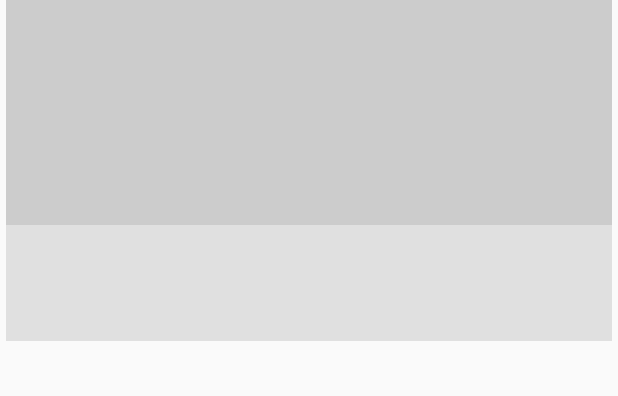
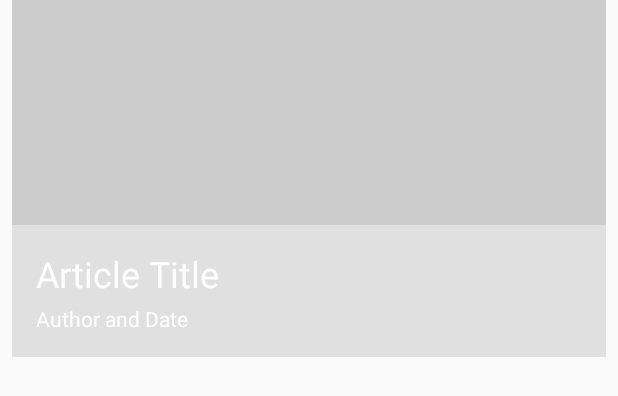
Before and after one commit to tachyonlabs/Grow-With-Google-Udacity-Android-Developer-Nanodegree-XYZ-Reader, an Android app: the layout list_item_article.xml on its own in the app's theme, with its tools: preview values and no code run, on a phone screen of 412 x 824 dp. Shown: the top 396 px of the screen. Run offline under Robolectric (Android 15) with nearby library versions, the phone set to English and light mode, and no system bars.

```diff
--- a/app/src/main/res/layout/list_item_article.xml
+++ b/app/src/main/res/layout/list_item_article.xml
@@ -1,14 +1,14 @@
 <?xml version="1.0" encoding="utf-8"?>
 <LinearLayout
         xmlns:android="http://schemas.android.com/apk/res/android"
+        xmlns:tools="http://schemas.android.com/tools"
         android:layout_width="match_parent"
         android:layout_height="wrap_content"
-        android:layout_marginLeft="4dp"
-        android:layout_marginRight="4dp"
-        android:layout_marginBottom="8dp"
+        android:layout_marginLeft="8dp"
+        android:layout_marginRight="8dp"
+        android:layout_marginBottom="16dp"
         android:orientation="vertical">
 
-    <!--suppress AndroidLintContentDescription -->
     <ImageView
             android:id="@+id/thumbnail"
             android:layout_width="match_parent"
@@ -17,22 +17,24 @@
             android:background="@color/photo_placeholder"/>
 
     <LinearLayout
-            xmlns:android="http://schemas.android.com/apk/res/android"
+            android:id="@+id/ll_list_item_text_background"
             android:layout_width="match_parent"
             android:layout_height="wrap_content"
             android:background="@color/ltgray"
             android:orientation="vertical">
+
         <TextView
                 android:id="@+id/article_title"
-            style="@style/TextAppearance.AppCompat.Subhead"
+                style="@style/TextAppearance.AppCompat.Headline"
                 android:layout_width="match_parent"
                 android:layout_height="wrap_content"
                 android:paddingLeft="16dp"
                 android:paddingTop="16dp"
                 android:paddingRight="16dp"
                 android:paddingBottom="4dp"
-            android:textColor="@color/ltgray"
+                android:textColor="@android:color/white"
                 android:ellipsize="end"
+                tools:text="Article Title"
                 android:maxLines="4"/>
 
         <TextView
@@ -43,8 +45,9 @@
                 android:paddingLeft="16dp"
                 android:paddingRight="16dp"
                 android:paddingBottom="16dp"
-            android:textColor="#6000"
+                android:textColor="@android:color/white"
                 android:maxLines="2"
+                tools:text="Author and Date"
                 android:ellipsize="end"/>
     </LinearLayout>
 </LinearLayout>
```
Also changed, not shown: app/src/main/java/com/tachyonlabs/xyzreader/ui/ArticleListActivity.java (+49 -17 lines), app/src/main/res/layout/activity_article_list.xml (+5 -5 lines), 1 other file. Lines whose indentation alone changed are shown as unchanged.
